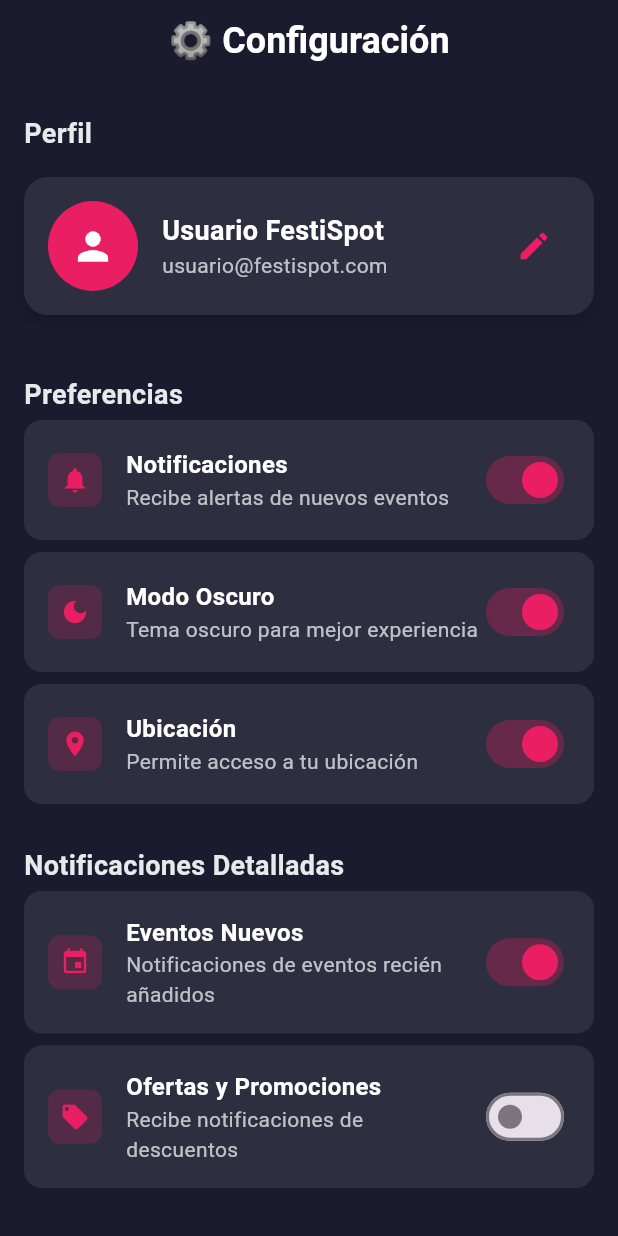
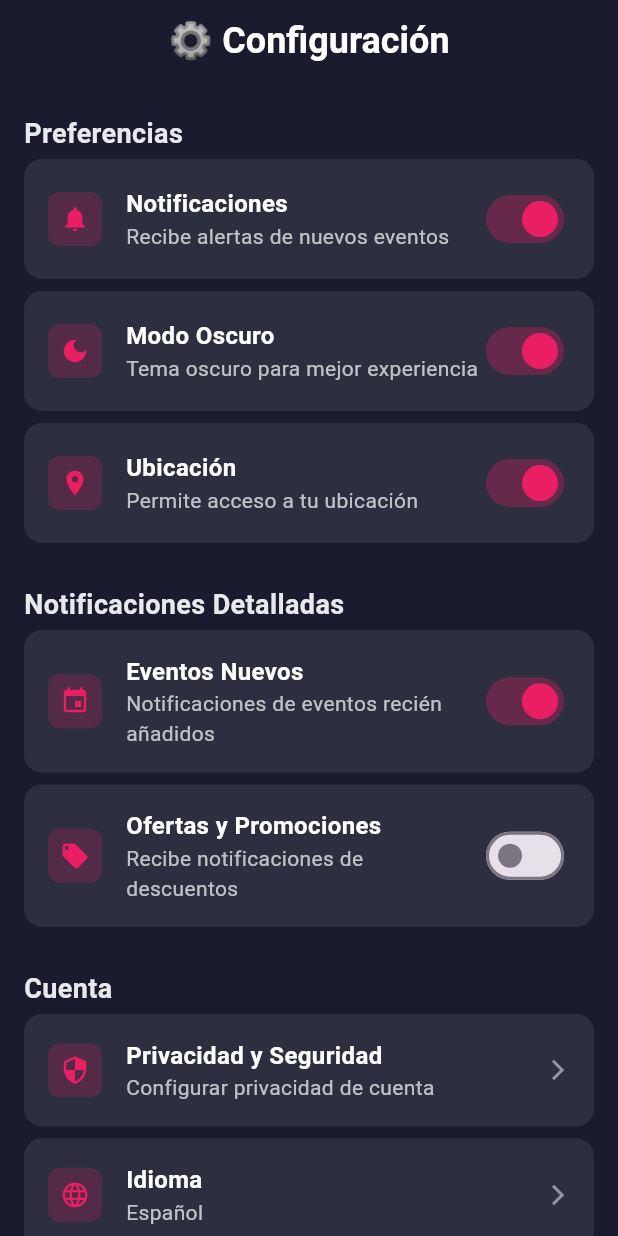
Before and after one commit to DiegoSR01/Proyecto-Innovatec, a Flutter app: the ConfiguracionScreen screen opened directly, on a phone screen of 412 x 824 dp. Run offline on Flutter 3.47's test engine with Material 3 defaults, Android fonts, the phone set to English and light mode, and no system bars; our stand-ins replace carousel_slider.

Commit message:
Refactor configuration screen by removing profile section and updating notification header; improve event filtering logic in explore events screen; enhance event display in show event screen; clean up search bar in home screen; update logout confirmation message in user profile screen.

```diff
--- a/festispot/lib/screens/asistente/configuracion.dart
+++ b/festispot/lib/screens/asistente/configuracion.dart
@@ -37,12 +37,6 @@ class _ConfiguracionScreenState extends State<ConfiguracionScreen> {
           crossAxisAlignment: CrossAxisAlignment.start,
           children: [
             const SizedBox(height: 20),
-
-            // Sección de Perfil
-            _buildSectionHeader('Perfil'),
-            _buildProfileSection(),
-
-            const SizedBox(height: 24),
 
             // Sección de Preferencias
             _buildSectionHeader('Preferencias'),
@@ -85,7 +79,7 @@ class _ConfiguracionScreenState extends State<ConfiguracionScreen> {
 
             const SizedBox(height: 24),
 
-            // Sección de Notificaciones
+            // Sección de Notificaciones Detalladas
             _buildSectionHeader('Notificaciones Detalladas'),
             _buildSettingTile(
               icon: Icons.event,
@@ -116,14 +110,6 @@ class _ConfiguracionScreenState extends State<ConfiguracionScreen> {
 
             // Sección de Cuenta
             _buildSectionHeader('Cuenta'),
-            _buildSettingTile(
-              icon: Icons.person,
-              title: 'Editar Perfil',
-              subtitle: 'Cambiar información personal',
-              onTap: () {
-                // Navegar a editar perfil
-              },
-            ),
             _buildSettingTile(
               icon: Icons.security,
               title: 'Privacidad y Seguridad',
@@ -263,69 +249,6 @@ class _ConfiguracionScreenState extends State<ConfiguracionScreen> {
           fontSize: 18,
           fontWeight: FontWeight.bold,
         ),
-      ),
-    );
-  }
-
-  Widget _buildProfileSection() {
-    return Container(
-      margin: const EdgeInsets.all(16),
-      padding: const EdgeInsets.all(16),
-      decoration: BoxDecoration(
-        color: const Color(0xFF2D2E3F),
-        borderRadius: BorderRadius.circular(16),
-        boxShadow: [
-          BoxShadow(
-            color: Colors.black.withOpacity(0.2),
-            blurRadius: 10,
-            offset: const Offset(0, 4),
-          ),
-        ],
-      ),
-      child: Row(
-        children: [
-          CircleAvatar(
-            radius: 30,
-            backgroundColor: const Color(0xFFE91E63),
-            child: const Icon(
-              Icons.person,
-              color: Colors.white,
-              size: 30,
-            ),
-          ),
-          const SizedBox(width: 16),
-          Expanded(
-            child: Column(
-              crossAxisAlignment: CrossAxisAlignment.start,
-              children: [
-                const Text(
-                  'Usuario FestiSpot',
-                  style: TextStyle(
-                    color: Colors.white,
-                    fontSize: 18,
-                    fontWeight: FontWeight.bold,
-                  ),
-                ),
-                Text(
-                  'usuario@festispot.com',
-                  style: TextStyle(
-                    color: Colors.white.withOpacity(0.7),
-                    fontSize: 14,
-                  ),
-                ),
-              ],
-            ),
-          ),
-          IconButton(
-            onPressed: () {
-              // Editar perfil
-            },
-            icon: const Icon(
-              Icons.edit,
-              color: Color(0xFFE91E63),
-            ),
-          ),
-        ],
       ),
     );
   }
--- a/festispot/lib/screens/asistente/explorar_eventos.dart
+++ b/festispot/lib/screens/asistente/explorar_eventos.dart
@@ -11,7 +11,7 @@ class ExplorarEventos extends StatefulWidget {
 }
 
 class _ExplorarEventosState extends State<ExplorarEventos> {
-  TextEditingController _searchController = TextEditingController();
+  final TextEditingController _searchController = TextEditingController();
   String _selectedCategory = 'Todos';
   List<Evento> _filteredEventos = [];
 
@@ -39,7 +39,7 @@ class _ExplorarEventosState extends State<ExplorarEventos> {
   void _filterEvents() {
     setState(() {
       _filteredEventos = carrusel.where((evento) {
-        bool matchesSearch = evento.nombre!.toLowerCase().contains(_searchController.text.toLowerCase());
+        bool matchesSearch = evento.nombre.toLowerCase().contains(_searchController.text.toLowerCase());
         bool matchesCategory = _selectedCategory == 'Todos';
         return matchesSearch && matchesCategory;
       }).toList();
--- a/festispot/lib/screens/asistente/mostrar_evento.dart
+++ b/festispot/lib/screens/asistente/mostrar_evento.dart
@@ -191,7 +191,7 @@ class _MostrarEventoState extends State<MostrarEvento>
                 // Hero Image con overlay
                 Stack(
                   children: [
-                    Container(
+                    SizedBox(
                       height: 400,
                       width: double.infinity,
                       child: ClipRRect(
--- a/festispot/lib/screens/asistente/perfil.dart
+++ b/festispot/lib/screens/asistente/perfil.dart
@@ -106,7 +106,7 @@ class _PerfilUsuarioState extends State<PerfilUsuario> with TickerProviderStateM
             ],
           ),
           content: const Text(
-            '¿Estás seguro que deseas cerrar sesión, Ana? Tendrás que volver a iniciar sesión para acceder a tu cuenta.',
+            '¿Estás seguro que deseas cerrar sesión? Tendrás que volver a iniciar sesión para acceder a tu cuenta.',
             style: TextStyle(
               color: Colors.white70,
               height: 1.4,
```
Also changed, not shown: festispot/lib/screens/asistente/inicio.dart (+0 -44 lines).
